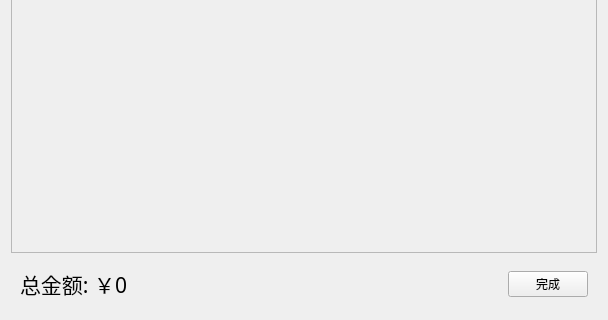
Old version of the form cartwidget.ui in the repository Jinyuan-S/AirSystem; both pictures show x 0 to 608 and y 183 to 503 of the 608 by 503 pixel window.
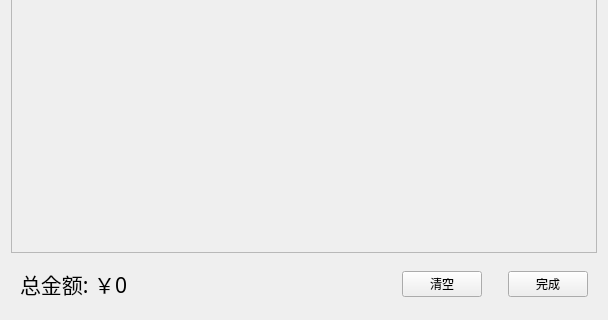
New version of the form.

What changed in the file:
```diff
--- a/cartwidget.ui
+++ b/cartwidget.ui
@@ -96,6 +96,29 @@
         </property>
        </spacer>
       </item>
+      <item>
+       <widget class="QPushButton" name="pushButton_removeAll">
+        <property name="text">
+         <string>清空</string>
+        </property>
+       </widget>
+      </item>
+      <item>
+       <spacer name="horizontalSpacer_2">
+        <property name="orientation">
+         <enum>Qt::Horizontal</enum>
+        </property>
+        <property name="sizeType">
+         <enum>QSizePolicy::Fixed</enum>
+        </property>
+        <property name="sizeHint" stdset="0">
+         <size>
+          <width>20</width>
+          <height>20</height>
+         </size>
+        </property>
+       </spacer>
+      </item>
       <item>
        <widget class="QPushButton" name="pushButton_ok">
         <property name="text">
```
